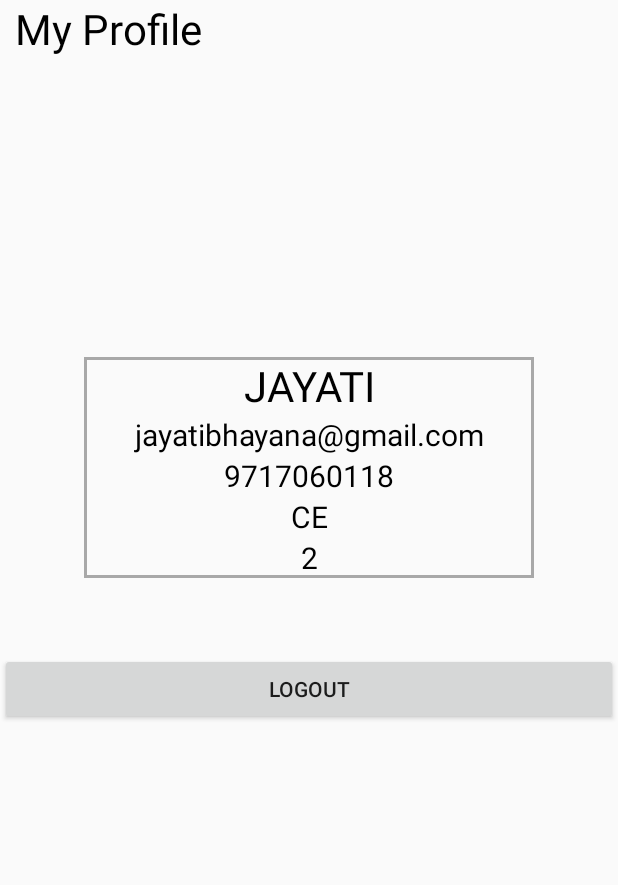
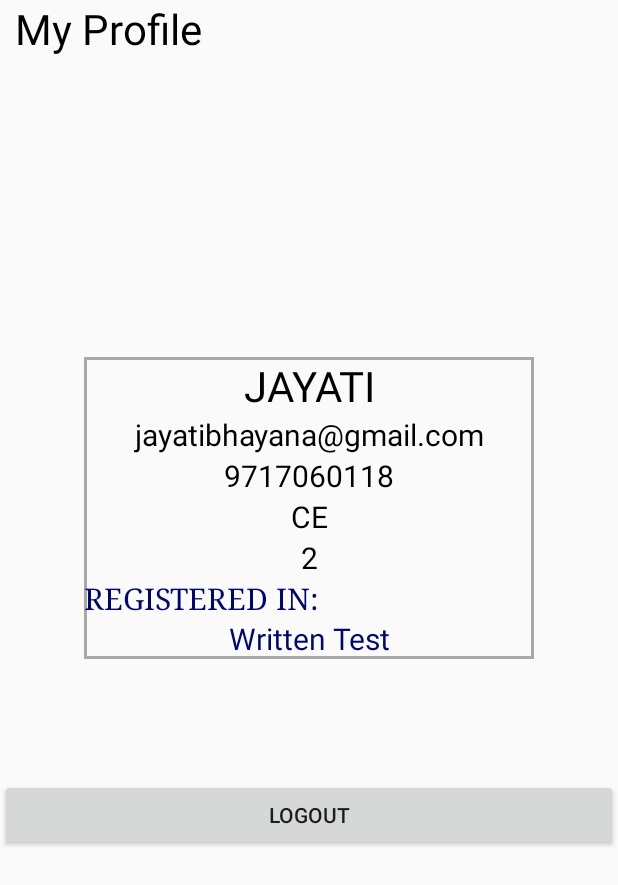
Before and after one commit to Manan-YMCA/FirstCut, an Android app: the layout fragment_profile.xml on its own in the app's theme, with its tools: preview values and no code run, on a phone screen of 412 x 824 dp. Shown: the top 885 px of the screen. Run offline under Robolectric (Android 15) with nearby library versions, the phone set to English and light mode, and no system bars.

Commit message:
round register

```diff
--- a/app/src/main/java/com/manan/dev/shineymca/SingleClubActivity.java
+++ b/app/src/main/java/com/manan/dev/shineymca/SingleClubActivity.java
@@ -8,6 +8,7 @@ import android.support.v7.widget.RecyclerView;
 import android.view.LayoutInflater;
 import android.view.View;
 import android.view.ViewGroup;
+import android.widget.Button;
 import android.widget.TextView;
 import android.widget.Toast;
 
@@ -31,6 +32,7 @@ public class SingleClubActivity extends AppCompatActivity {
     private TextView mRound;
     private TextView mRname;
     private View mView;
+    private Button mreg_btn;
     @Override
     protected void onCreate(Bundle savedInstanceState) {
         super.onCreate(savedInstanceState);
@@ -43,7 +45,7 @@ public class SingleClubActivity extends AppCompatActivity {
         mRoundCircles.setHasFixedSize(true);
         mRoundCircles.setLayoutManager(new LinearLayoutManager(getApplicationContext()));
         clubName = getIntent().getStringExtra("clubName");
-
+        mreg_btn=(Button)mView.findViewById(R.id.reg);
         String uid = mAuth.getCurrentUser().getUid().toString();
         mRef=FirebaseDatabase.getInstance().getReference().child("Users").child(uid);
         ValueEventListener valueEventListener = mRef.addValueEventListener(new ValueEventListener() {
--- a/app/src/main/res/layout/fragment_profile.xml
+++ b/app/src/main/res/layout/fragment_profile.xml
@@ -103,6 +103,26 @@
                 android:textColor="@color/black"
                 android:textSize="20dp"
                 tools:text="2" />
+            <TextView
+                android:layout_width="match_parent"
+                android:layout_height="wrap_content"
+                android:id="@+id/reg_events"
+                android:textColor="#000765"
+                android:layout_below="@+id/tv_year"
+                android:textSize="20dp"
+                android:text="REGISTERED IN:"
+                android:fontFamily="serif"/>
+            <TextView
+                android:layout_width="match_parent"
+                android:layout_height="wrap_content"
+                android:id="@+id/name_events"
+                android:textColor="#000765"
+                android:layout_below="@+id/reg_events"
+                android:textSize="20dp"
+                android:text="Written Test"
+                android:textAlignment="center"
+                android:fontFamily="sans-serif"/>
+
 
         </RelativeLayout>
 
@@ -116,7 +136,7 @@
             android:layout_height="wrap_content"
             android:layout_alignParentEnd="true"
             android:layout_below="@+id/rl"
-            android:layout_marginTop="50dp"
+            android:layout_marginTop="80dp"
             android:text="Logout"
             tools:ignore="UnknownId" />
 
```
Also changed, not shown: app/src/main/java/com/manan/dev/shineymca/Fragments/ProfileFragment.java (+4 -3 lines), app/src/main/res/layout/layout_round.xml (+21 -11 lines).
